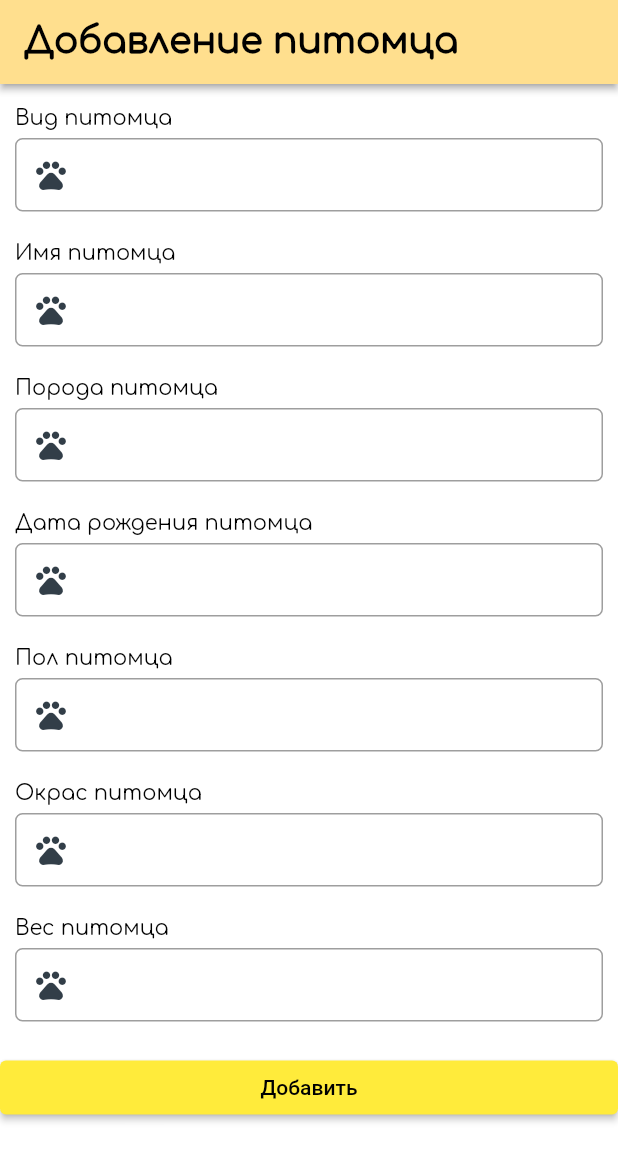
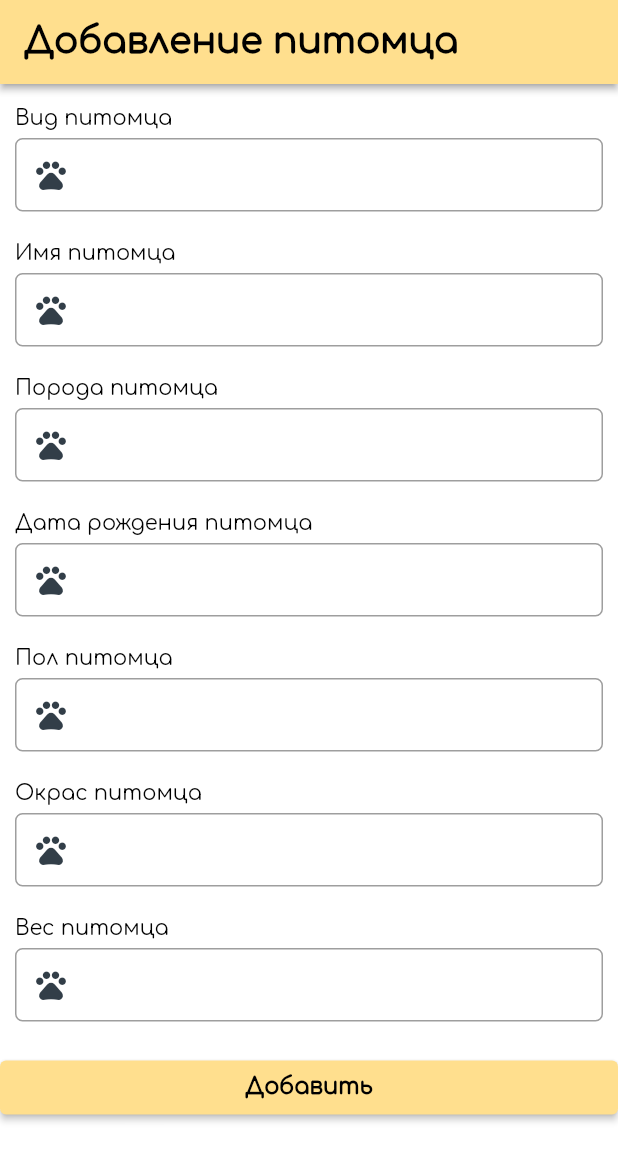
Before and after one commit to Ekaterina0801/Pet-Care-App, a Flutter app: the AddAnimal widget shown alone on an empty page, opened directly, on a phone screen of 412 x 824 dp. Shown: the top 1161 px of the screen. Run offline on Flutter 3.47's test engine with Material 2 defaults, Android fonts, the phone set to English and light mode, and no system bars; our stand-ins replace another_flushbar, bloc, flutter_bloc, formz, google_fonts, mvc_pattern and 3 more; missing offline and left inert: avatars, syncfusion_localizations; accounts and stored records are empty.

Commit message:
Изменён шрифт и цвет кнопки добавить в форме добавления нового питомца

```diff
--- a/lib/pages/ProfilePage/AddAnimal.dart
+++ b/lib/pages/ProfilePage/AddAnimal.dart
@@ -234,7 +234,13 @@ class _AddAnimalState extends State<AddAnimal> {
 
                   //longButtons("Добавить", addPet()),
                   Container(
-                    child: ElevatedButton(child: Text("Добавить"),
+                    child: ElevatedButton(
+                    child: Text('Добавить',
+                        style: GoogleFonts.comfortaa(
+                            fontStyle: FontStyle.normal,
+                            fontWeight: FontWeight.w800,
+                            fontSize: 15)),
+                    style: ButtonStyle(backgroundColor: MaterialStateProperty.all(Color.fromRGBO(255, 223, 142, 1))),
                     onPressed: () => { if(formKey.currentState.validate()){
       formKey.currentState.save(),
 
```
